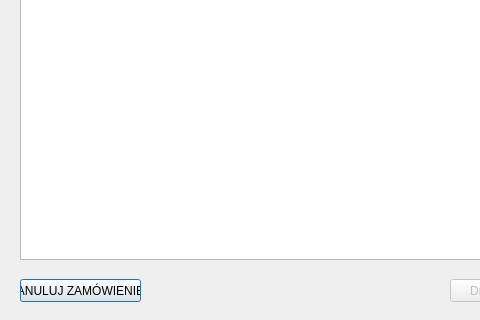
Before: the Qt Designer form salesdetail.ui in DzimiX/ProgramSprzedazowy, drawn with Qt 5; both pictures show x 0 to 480 and y 201 to 521 of the 630 by 521 pixel window.
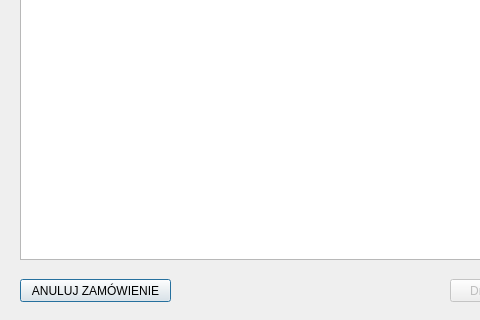
After: the same form once the commit is applied.

The edit to the form file:
```diff
--- a/salesdetail.ui
+++ b/salesdetail.ui
@@ -86,7 +86,7 @@
     <rect>
      <x>20</x>
      <y>480</y>
-     <width>121</width>
+     <width>151</width>
      <height>23</height>
     </rect>
    </property>
```
